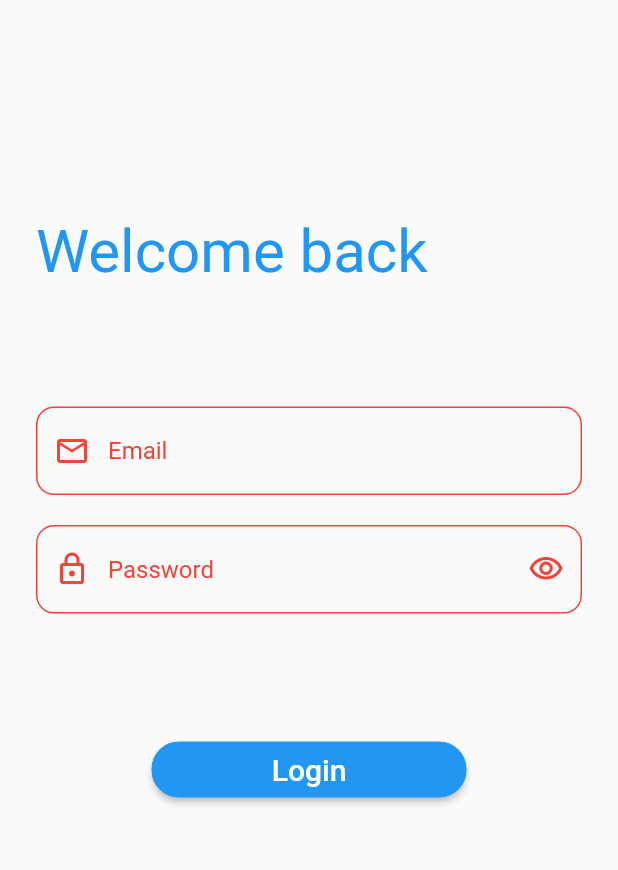
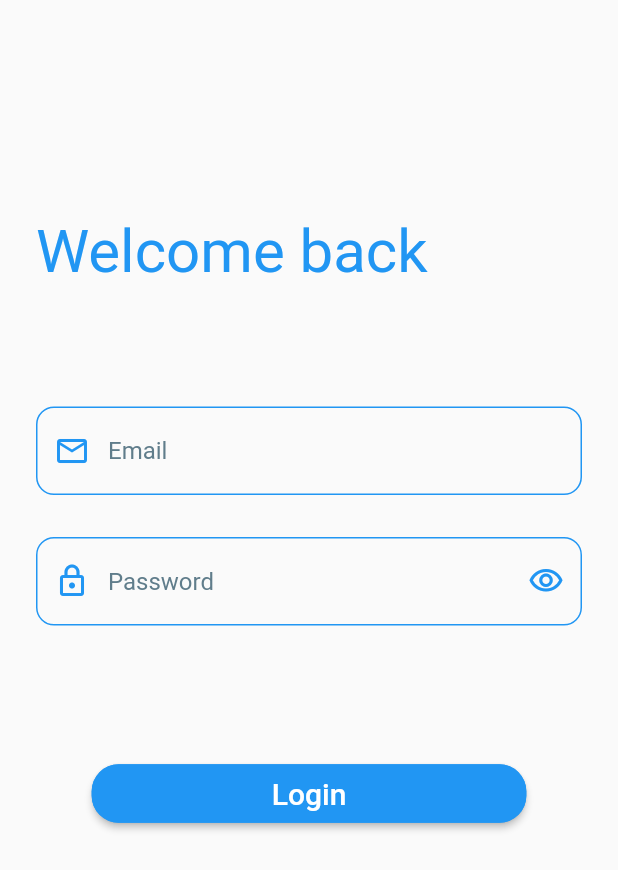
Before and after one commit to ItzDavi/Flutter-Login-Screen, a Flutter app: the screen it shows after launch, after a tap on "Login", on a phone screen of 412 x 824 dp. Shown: the top 870 px of the screen. Run offline on Flutter 3.47's test engine with Material 2 defaults, Android fonts, the phone set to English and light mode, and no system bars.

Commit message:
Update main.dart

```diff
--- a/lib/main.dart
+++ b/lib/main.dart
@@ -1,4 +1,5 @@
 import 'package:flutter/material.dart';
+import 'package:flutter/scheduler.dart';
 
 void main() {
   runApp(const MyApp());
@@ -15,26 +16,121 @@ class MyApp extends StatelessWidget {
       theme: ThemeData(
         primarySwatch: Colors.blue,
       ),
-      home: const MyHomePage(title: 'Flutter Login Screen'),
+      home: const WelcomeScreen(title: 'Welcome'),
     );
   }
 }
 
-class MyHomePage extends StatefulWidget {
-  const MyHomePage({super.key, required this.title});
+class WelcomeScreen extends StatefulWidget {
+  const WelcomeScreen({super.key, required this.title});
 
   final String title;
 
   @override
-  State<MyHomePage> createState() => _MyHomePageState();
+  State<WelcomeScreen> createState() => _WelcomeScreenState();
 }
 
-class _MyHomePageState extends State<MyHomePage> {
+class _WelcomeScreenState extends State<WelcomeScreen> {
+
+  @override
+  Widget build(BuildContext context) {
+    return Scaffold(
+      resizeToAvoidBottomInset: false,
+      body: GestureDetector(
+        behavior: HitTestBehavior.opaque,
+        onTap: () {
+          FocusManager.instance.primaryFocus?.unfocus();
+        },
+        child: Padding(
+        padding: const EdgeInsets.all(24.0),
+          child: Column(
+            mainAxisAlignment: MainAxisAlignment.start,
+            children: [
+              const Padding(
+                padding: EdgeInsets.only(top: 120),
+                child:
+                Hero(
+                  tag: 'welcomeText',
+                  child: Material(
+                    child: Text(
+                      'Welcome',
+                      style: TextStyle(color: Colors.blue, fontSize: 40.0),
+                    ),
+                  ),
+                ),
+              ),
+              Column(
+                children: [
+                  Row(
+                    mainAxisAlignment: MainAxisAlignment.center,
+                    children: [
+                      Padding(
+                        padding: const EdgeInsets.only(top: 80.0),
+                        child: ElevatedButton(
+                            onPressed: () {
+                              Navigator.push(context, MaterialPageRoute(builder: (context) => const LoginScreen(title: 'Login')));
+                            },
+                            style: ButtonStyle(
+                                padding: MaterialStateProperty.all(
+                                    const EdgeInsets.symmetric(horizontal: 120, vertical: 8)
+                                ),
+                                shape: MaterialStateProperty.all<RoundedRectangleBorder>(
+                                    RoundedRectangleBorder(
+                                        borderRadius: BorderRadius.circular(18.0),
+                                        side: const BorderSide(color: Colors.blue)
+                                    )
+                                )
+                            ),
+                            child: const Text('Login')
+                        ),
+                      ),
+                    ],
+                  ),
+                  Padding(
+                    padding: const EdgeInsets.only(top: 20.0),
+                    child: ElevatedButton(
+                        onPressed: () {},
+                        style: ButtonStyle(
+                          padding: MaterialStateProperty.all(
+                            const EdgeInsets.symmetric(horizontal: 111, vertical: 8)
+                          ),
+                          shape: MaterialStateProperty.all<RoundedRectangleBorder>(
+                            RoundedRectangleBorder(
+                              borderRadius: BorderRadius.circular(18.0),
+                              side: const BorderSide(color: Colors.blue)
+                            )
+                          )
+                        ),
+                        child: const Text('Register')
+                    ),
+                  ),
+                ],
+              )
+            ]
+          ),
+        ),
+      )
+    );
+  }
+}
+
+class LoginScreen extends StatefulWidget {
+  const LoginScreen({super.key, required this.title});
+
+  final String title;
+
+  @override
+  State<LoginScreen> createState() => _LoginScreenState();
+}
+
+class _LoginScreenState extends State<LoginScreen> {
   final usernameController = TextEditingController();
   final passwordController = TextEditingController();
 
   String username = '';
   String password = '';
+
+  bool backVisible = true;
 
   bool pressed = false;
 
@@ -98,16 +194,27 @@ class _MyHomePageState extends State<MyHomePage> {
             mainAxisAlignment: MainAxisAlignment.start,
             crossAxisAlignment: CrossAxisAlignment.start,
             children: [
-              const Padding(
-                padding: EdgeInsets.only(top: 120.0),
-                child: Text(
+              Padding(
+                padding: const EdgeInsets.only(top: 120.0),
+                child: Hero(
+                  tag: 'welcomeText',
+                  child: Material(
+                    child: AnimatedOpacity(
+                      opacity: backVisible ? 1.0 : 0.0,
+                      duration: const Duration(milliseconds: 5000),
+                      child: const Text(
                           'Welcome back',
                         style: TextStyle(color: Colors.blue, fontSize: 40.0),
+                      ),
+                    ),
+                  ),
                 ),
               ),
               const Padding(
                   padding: EdgeInsets.only(top: 80)
               ),
+              Column(
+                children: [
                   TextField(
                     controller: usernameController,
                     keyboardType: TextInputType.name,
@@ -135,6 +242,25 @@ class _MyHomePageState extends State<MyHomePage> {
                       )
                     )
                   ),
+                  Padding(
+                    padding: const EdgeInsets.only(top: 8.0),
+                    child: Row(
+                      children: [
+                        Visibility(
+                          visible: !correctUsername,
+                          child: const Icon(Icons.error_outline, color: Colors.red,),
+                        ),
+                        Visibility(
+                          visible: !correctUsername,
+                          child: const Text('The email must be valid', style: TextStyle(color: Colors.red),),
+                        )
+                      ],
+                    ),
+                  )
+                ],
+              ),
+              Column(
+                children: [
                   Padding(
                     padding: const EdgeInsets.only(top: 20),
                     child: TextField(
@@ -177,6 +303,24 @@ class _MyHomePageState extends State<MyHomePage> {
                       ),
                     ),
                   ),
+                  Padding(
+                    padding: const EdgeInsets.only(top: 8),
+                    child:
+                      Row(
+                        children: [
+                          Visibility(
+                              visible: !correctPassword,
+                              child: const Icon(Icons.error_outline, color: Colors.red,)
+                          ),
+                          Visibility(
+                            visible: !correctPassword,
+                            child: const Text('The password lengths must be greater than 8 characters', style: TextStyle(color: Colors.red),),
+                          )
+                        ],
+                    ),
+                  )
+                ],
+              ),
               Column(
                 children: [
                   Row(
@@ -188,7 +332,7 @@ class _MyHomePageState extends State<MyHomePage> {
                         ElevatedButton(
                           style: ButtonStyle(
                             padding: MaterialStateProperty.all(
-                              const EdgeInsets.symmetric(horizontal: 80, vertical: 7)
+                              const EdgeInsets.symmetric(horizontal: 120, vertical: 8)
                             ),
                             shape: MaterialStateProperty.all<RoundedRectangleBorder>(
                               RoundedRectangleBorder(
@@ -203,6 +347,8 @@ class _MyHomePageState extends State<MyHomePage> {
                                 welcomeUser();
                                 usernameController.clear();
                                 passwordController.clear();
+                              } else {
+
                               }
                             });
                           },
```
Lines whose indentation alone changed are shown as unchanged.
